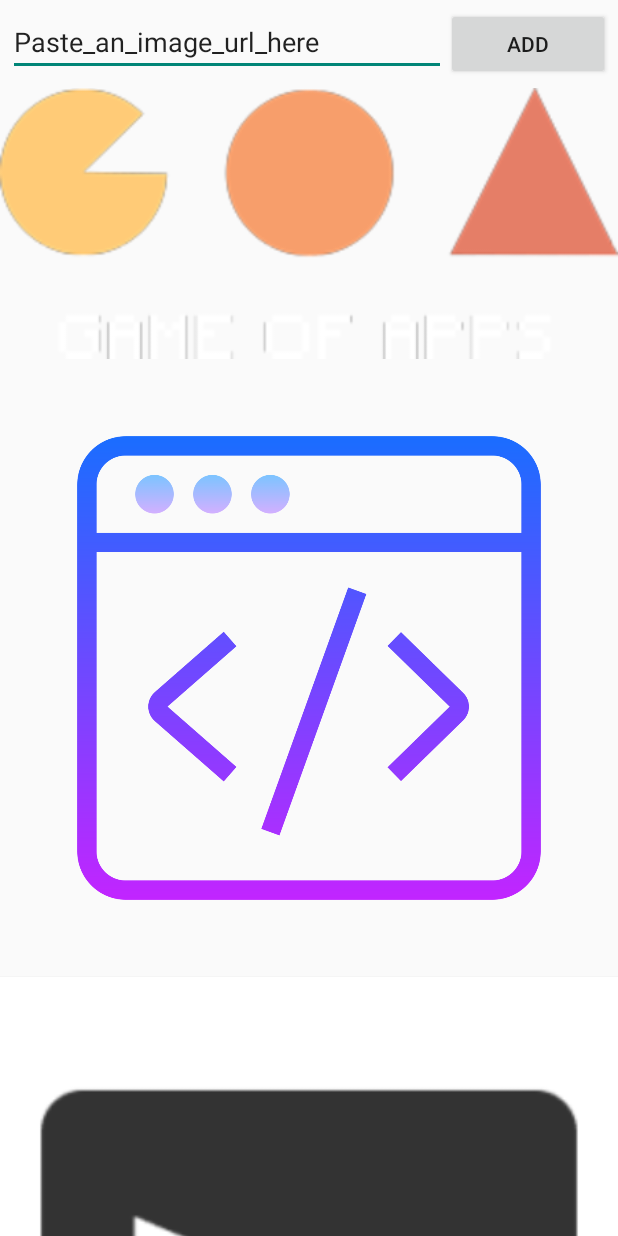
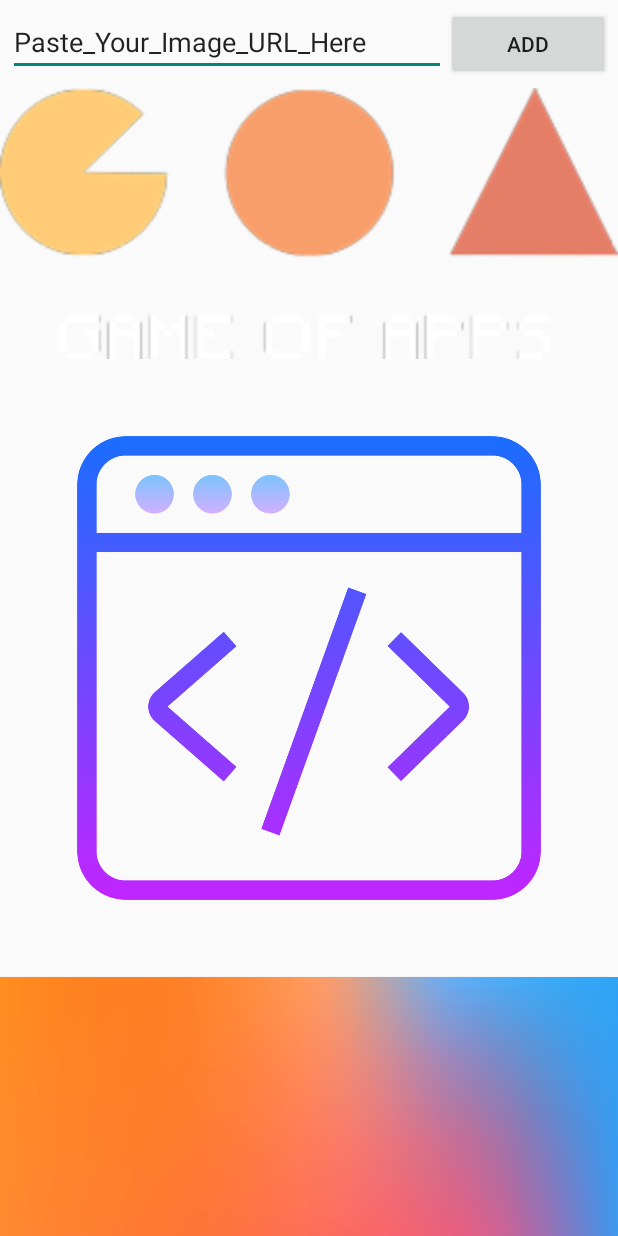
Before and after one commit to yili-liu/assignment-java-2, an Android app: the screen it shows after launch (MainActivity), after a tap on "ADD", on a phone screen of 412 x 824 dp. Run offline under Robolectric (Android 15) with nearby library versions, the phone set to English and light mode, and no system bars.

Commit message:
completed challenge 2

```diff
--- a/challenge-2/app/src/main/AndroidManifest.xml
+++ b/challenge-2/app/src/main/AndroidManifest.xml
@@ -11,6 +11,7 @@
         android:roundIcon="@mipmap/ic_launcher_round"
         android:supportsRtl="true"
         android:theme="@style/AppTheme">
+
         <activity android:name=".MainActivity">
             <intent-filter>
                 <action android:name="android.intent.action.MAIN" />
@@ -18,6 +19,8 @@
                 <category android:name="android.intent.category.LAUNCHER" />
             </intent-filter>
         </activity>
+
+        <activity android:name=".ExpandedActivity"></activity>
     </application>
 
 </manifest>
--- /dev/null
+++ b/challenge-2/app/src/main/java/com/example/imagedisplay/ImageData.java
@@ -0,0 +1,16 @@
+package com.example.imagedisplay;
+
+import android.graphics.drawable.BitmapDrawable;
+
+import java.util.ArrayList;
+
+public class ImageData {
+
+    // url image handling data
+    public static int status = 0;
+    public static int layoutWidth = 0;
+    public static BitmapDrawable img = null;
+    public static ArrayList<BitmapDrawable> visImages = new ArrayList<BitmapDrawable>();
+    public static int imageIdCounter = 0;
+
+}
--- a/challenge-2/app/src/main/java/com/example/imagedisplay/MainActivity.java
+++ b/challenge-2/app/src/main/java/com/example/imagedisplay/MainActivity.java
@@ -2,7 +2,7 @@ package com.example.imagedisplay;
 
 import androidx.appcompat.app.AppCompatActivity;
 
-import android.content.Context;
+import android.content.Intent;
 import android.content.res.Resources;
 import android.graphics.Bitmap;
 import android.graphics.BitmapFactory;
@@ -20,17 +20,14 @@ import android.widget.Toast;
 import java.io.IOException;
 import java.net.HttpURLConnection;
 import java.net.URL;
+import java.util.ArrayList;
 
-public class MainActivity extends AppCompatActivity {
+public class MainActivity extends AppCompatActivity implements View.OnClickListener{
 
-    // init vars
-    private BitmapDrawable img;
+    // views
     private LinearLayout layout;
-    private int status;
-    private TextView tf;
-    private int layoutWidth;
-    private Context context;
-    private Drawable[] images;
+    private TextView urlField;
+    private ArrayList<Button> buttonList;
 
     @Override
     protected void onCreate(Bundle savedInstanceState) {
@@ -39,30 +36,18 @@ public class MainActivity extends AppCompatActivity {
 
         // set variables
         layout = findViewById(R.id.linearLayout);
-        tf = findViewById(R.id.textBox);
-        status = 0;
-        layoutWidth = 0;
-        context = this;
-        images = new Drawable[]{
-                getResources().getDrawable(R.drawable.goa),
-                getResources().getDrawable(R.drawable.programming),
-                getResources().getDrawable(R.drawable.terminal),
-                getResources().getDrawable(R.drawable.badminton)
-        };
+        urlField = findViewById(R.id.textBox);
+        buttonList = new ArrayList<Button>();
 
+        // initialize preset and user added images
         initImages();
 
         // configure add image button
         Button addButton = findViewById(R.id.addButton);
-        addButton.setOnClickListener(new View.OnClickListener() {
-            @Override
-            public void onClick(View v) {
-                // attempt to add new image button when the add button is clicked
-                addImage();
-            }
-        });
+        addButton.setOnClickListener(this);
     }
 
+    // PRIVATE METHODS
     // initialize stored images
     private void initImages() {
         // use view tree observer to get layout width when initialized
@@ -73,12 +58,34 @@ public class MainActivity extends AppCompatActivity {
             public void onGlobalLayout() {
                 // remove the listener and store the device width
                 layout.getViewTreeObserver().removeOnGlobalLayoutListener(this);
-                layoutWidth = layout.getMeasuredWidth();
+                ImageData.layoutWidth = layout.getMeasuredWidth();
 
-                // for every image...
+                // preset images
+                Drawable[] images = {
+                        getResources().getDrawable(R.drawable.goa),
+                        getResources().getDrawable(R.drawable.terminal),
+                        getResources().getDrawable(R.drawable.colours),
+                        getResources().getDrawable(R.drawable.badminton),
+                        getResources().getDrawable(R.drawable.tall)
+                };
+
+                // add every preset image to layout
                 for (Drawable image : images) {
-                    // create a new image button
-                    Button newImage = new Button(context);
+                    addImage(image);
+                }
+
+                // add every user added image to layout
+                for (Drawable image : ImageData.visImages) {
+                    addImage(image);
+                }
+            }
+        });
+    }
+
+    // add image to linear layout
+    private void addImage(Drawable image) {
+        // add a new button with the new image
+        Button newImage = new Button(this);
 
         // set ratio to image width over height
         double imageRatio = 1.0 * image.getIntrinsicWidth() / image.getIntrinsicHeight();
@@ -86,87 +93,93 @@ public class MainActivity extends AppCompatActivity {
         // set image width to match its parent's, and height to layout width over ratio
         newImage.setLayoutParams(new LinearLayout.LayoutParams(
                 LinearLayout.LayoutParams.MATCH_PARENT,
-                            (int) (layoutWidth / imageRatio)));
+                (int) (ImageData.layoutWidth / imageRatio)));
 
-                    // set button background to image
+        // set button background to image and id to counter
         newImage.setBackground(image);
+        newImage.setId(ImageData.imageIdCounter);
+        ImageData.imageIdCounter++;
+        newImage.setOnClickListener(this);
 
-                    // add button to layout
+        // add button to layout and button list
         layout.addView(newImage);
-                }
-            }
-        });
+        buttonList.add(newImage);
     }
 
+    // PUBLIC METHODS
     // add image button to the vertical layout
-    private void addImage() {
-
+    public void loadUrlImage() {
         // get image from url in a thread since it cannot establish http connection in main thread
         new Thread(new Runnable() {
             @Override
             public void run() {
                 try {
                     // connect to url via http
-                    String url = "" + tf.getText();
-                    HttpURLConnection connection = (HttpURLConnection) new URL(url).openConnection();
+                    HttpURLConnection connection = (HttpURLConnection)
+                            new URL("" + urlField.getText()).openConnection();
                     connection.setRequestProperty("connection", "close");
                     connection.connect();
 
                     // if connection is successful, store image as drawable and set status code to 1
                     Bitmap bm = BitmapFactory.decodeStream(connection.getInputStream());
                     connection.disconnect();
-                    img = new BitmapDrawable(Resources.getSystem(), bm);
-                    status = 1;
+                    ImageData.img = new BitmapDrawable(Resources.getSystem(), bm);
+                    ImageData.status = 1;
+
+                    // store successful image to visited images list
+                    ImageData.visImages.add(ImageData.img);
+
                 } catch (IOException e) {
                     // if an io error is thrown, catch it and set status code to 2
-                    status = 2;
+                    ImageData.status = 2;
                 }
             }
         }).start();
 
-        // wait for http connection thread to finish with a 10 second timeout
-        int timeout = 0;
-        while (status == 0 && timeout < 10000) {
+        // wait for http connection thread to finish
+        while (ImageData.status == 0) {
             try {
                 Thread.sleep(50);
-                timeout += 50;
             } catch (InterruptedException e) {
                 // if thread is interrupted, log error
-                Log.e("addImage", "thread sleep interrupted");
+                Log.e("AddImage", "thread sleep interrupted");
             }
         }
 
-        // initialize toast message
-        String message = "";
+        // if connection is successfully established
+        if (ImageData.status == 1) {
+            // add image
+            addImage(ImageData.img);
 
-        if (status == 1) {
-            // if connection was established, add a new button with the new image
-            Button newImage = new Button(this);
-
-            // set ratio to image width over height
-            double imageRatio = 1.0 * img.getIntrinsicWidth() / img.getIntrinsicHeight();
-
-            // set image width to match its parent's, and height to layout width over ratio
-            newImage.setLayoutParams(new LinearLayout.LayoutParams(
-                    LinearLayout.LayoutParams.MATCH_PARENT,
-                    (int) (layoutWidth / imageRatio)));
-
-            newImage.setBackground(img);
-            layout.addView(newImage);
-
-            // update toast message
-            message = "Image appended!";
-        } else if (status == 2) {
-            message = "Invalid URL.";
-        } else  if (timeout >= 10000) {
-            message = "Application has timed out. Please try again.";
+            // if an invalid url has been inputted
+        } else if (ImageData.status == 2) {
+            // display status message to user
+            Toast toast = Toast.makeText(this, "Invalid URL.", Toast.LENGTH_SHORT);
+            toast.show();
         }
 
-        // display status message to user
-        Toast toast = Toast.makeText(this, message, Toast.LENGTH_SHORT);
-        toast.show();
+        // reset status number
+        ImageData.status = 0;
+    }
 
-        // reset status number
-        status = 0;
+    // when user taps a button...
+    @Override
+    public void onClick(View v) {
+        if (v.getId() == R.id.addButton) {
+            // establish http connection and retrieve image if the add button is pressed
+            loadUrlImage();
+        } else {
+            // set drawable to the background of the button clicked
+            for (Button clicked : buttonList) {
+                if (v.getId() == clicked.getId()) {
+                    ImageData.img = (BitmapDrawable) clicked.getBackground();
+                    break;
                 }
             }
+
+            // if an image is clicked, launch the expanded view
+            Intent expanded = new Intent(this, ExpandedActivity.class);
+            startActivity(expanded);
+        }
+    }
+}
--- a/challenge-2/app/src/main/res/layout-v21/activity_main.xml
+++ b/challenge-2/app/src/main/res/layout-v21/activity_main.xml
@@ -1,5 +1,5 @@
 <?xml version="1.0" encoding="utf-8"?>
-<androidx.constraintlayout.widget.ConstraintLayout xmlns:android="http://schemas.android.com/apk/res/android"
+<RelativeLayout xmlns:android="http://schemas.android.com/apk/res/android"
     xmlns:app="http://schemas.android.com/apk/res-auto"
     xmlns:tools="http://schemas.android.com/tools"
     android:layout_width="match_parent"
@@ -22,7 +22,7 @@
 
             <EditText
                 android:id="@+id/textBox"
-                android:layout_width="wrap_content"
+                android:layout_width="0dp"
                 android:layout_height="wrap_content"
                 android:layout_weight="1"
                 android:ems="10"
@@ -53,4 +53,4 @@
 
     </LinearLayout>
 
-</androidx.constraintlayout.widget.ConstraintLayout>
+</RelativeLayout>
--- a/challenge-2/app/src/main/res/layout/activity_main.xml
+++ b/challenge-2/app/src/main/res/layout/activity_main.xml
@@ -1,5 +1,5 @@
 <?xml version="1.0" encoding="utf-8"?>
-<androidx.constraintlayout.widget.ConstraintLayout xmlns:android="http://schemas.android.com/apk/res/android"
+<RelativeLayout xmlns:android="http://schemas.android.com/apk/res/android"
     xmlns:app="http://schemas.android.com/apk/res-auto"
     xmlns:tools="http://schemas.android.com/tools"
     android:layout_width="match_parent"
@@ -22,7 +22,7 @@
 
             <EditText
                 android:id="@+id/textBox"
-                android:layout_width="wrap_content"
+                android:layout_width="0dp"
                 android:layout_height="wrap_content"
                 android:layout_weight="1"
                 android:ems="10"
@@ -53,4 +53,4 @@
 
     </LinearLayout>
 
-</androidx.constraintlayout.widget.ConstraintLayout>
+</RelativeLayout>
--- a/challenge-2/app/src/main/res/values/strings.xml
+++ b/challenge-2/app/src/main/res/values/strings.xml
@@ -1,5 +1,5 @@
 <resources>
     <string name="app_name">GOAImageDisplay</string>
     <string name="button_text">Add</string>
-    <string name="text_box">Paste_an_image_url_here</string>
+    <string name="text_box">Paste_Your_Image_URL_Here</string>
 </resources>
```
Also changed, not shown: challenge-2/app/src/main/java/com/example/imagedisplay/ExpandedActivity.java (added, +88 -0 lines), challenge-2/app/src/main/res/layout-v21/activity_expanded.xml (added, +11 -0 lines), challenge-2/app/src/main/res/drawable/colours.jpg (added), challenge-2/app/src/main/res/drawable/programming.png (deleted), challenge-2/app/src/main/res/drawable/tall.jpg (added), challenge-2/app/src/main/res/drawable/terminal.png. Lines whose indentation alone changed are shown as unchanged.
